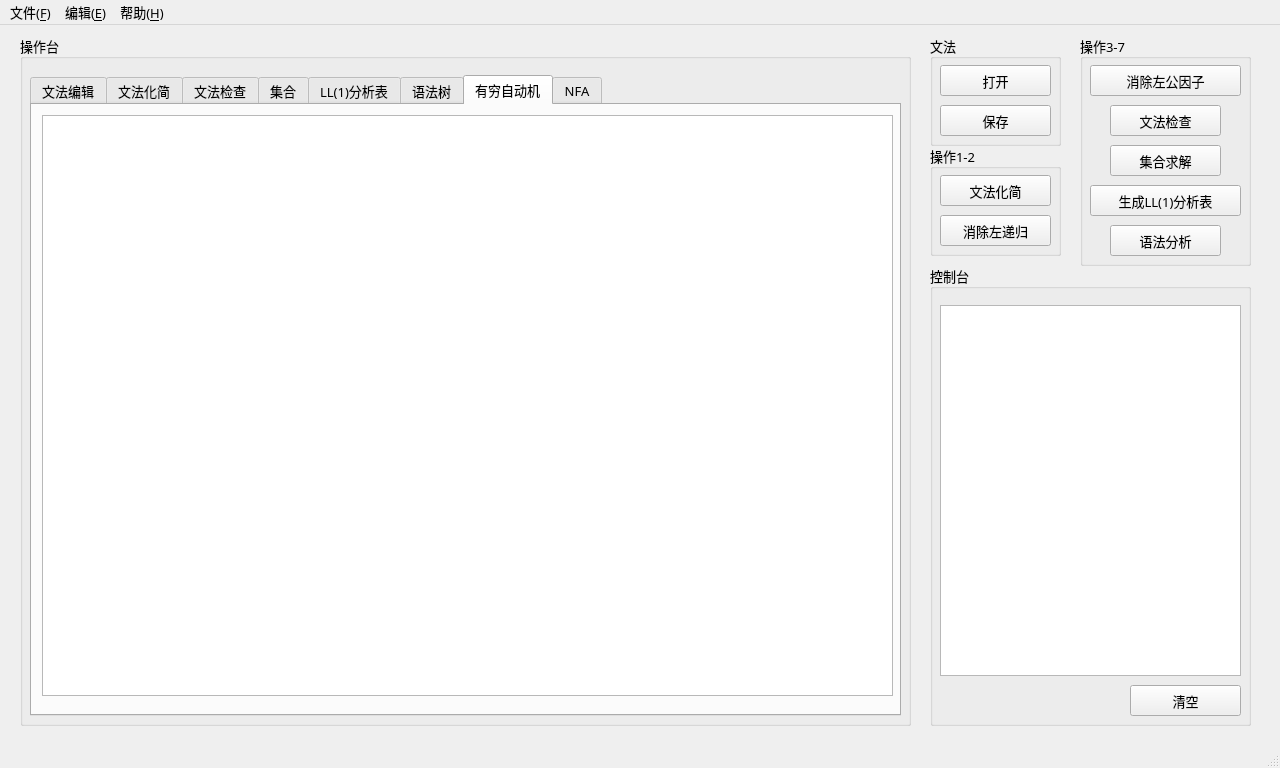
The window that BNFProcessor/mainwindow.ui (Lyuyk/Compile-Principle-Course-Labs) describes before a commit, drawn with Qt 5.
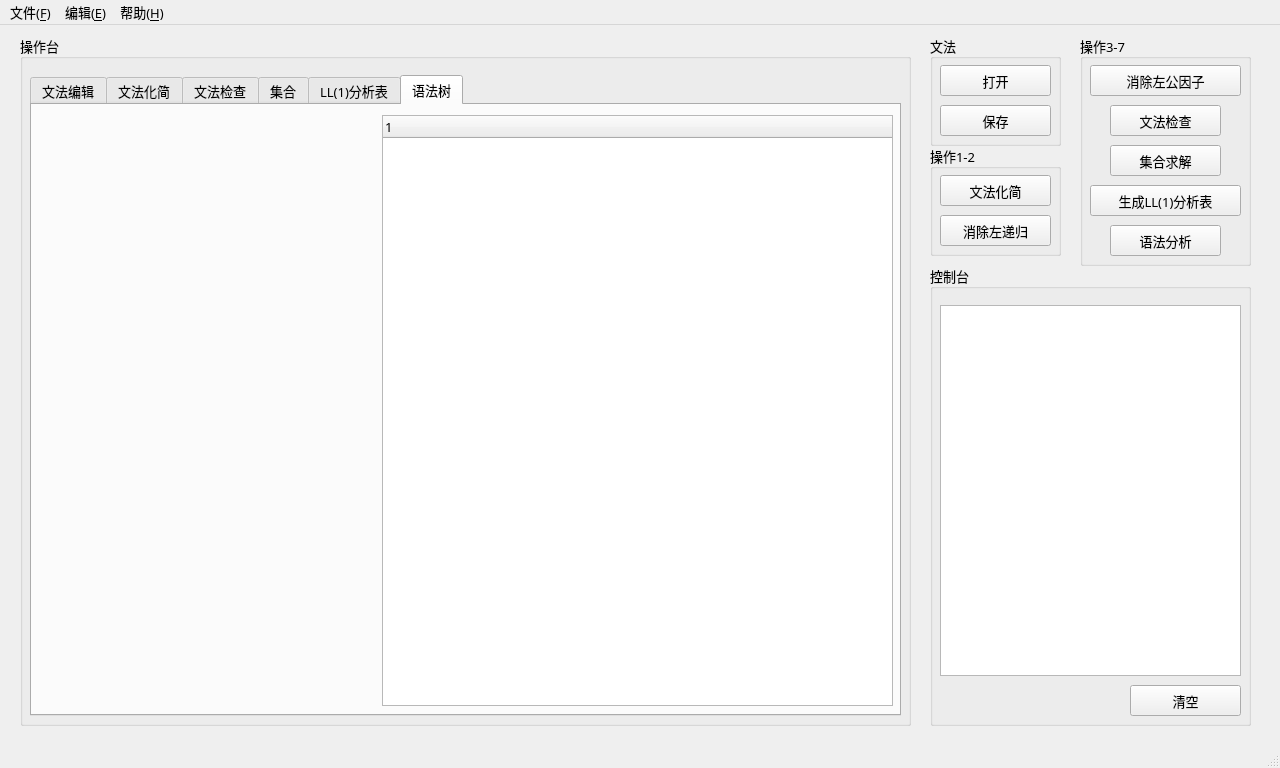
The same window after the commit. The open tabs and pages were chosen to show the change.

```diff
--- a/BNFProcessor/mainwindow.ui
+++ b/BNFProcessor/mainwindow.ui
@@ -385,44 +385,14 @@
       <widget class="QTreeWidget" name="treeWidget_CST">
        <property name="geometry">
         <rect>
-         <x>10</x>
+         <x>350</x>
          <y>10</y>
-         <width>851</width>
+         <width>511</width>
          <height>591</height>
         </rect>
        </property>
       </widget>
      </widget>
-     <widget class="QWidget" name="tab_DFA">
-      <attribute name="title">
-       <string>有穷自动机</string>
-      </attribute>
-      <widget class="QTableWidget" name="tableWidget_DFA">
-       <property name="geometry">
-        <rect>
-         <x>10</x>
-         <y>10</y>
-         <width>851</width>
-         <height>581</height>
-        </rect>
-       </property>
-      </widget>
-     </widget>
-     <widget class="QWidget" name="tab">
-      <attribute name="title">
-       <string>NFA</string>
-      </attribute>
-      <widget class="QTableWidget" name="tableWidget_NFA">
-       <property name="geometry">
-        <rect>
-         <x>10</x>
-         <y>10</y>
-         <width>851</width>
-         <height>581</height>
-        </rect>
-       </property>
-      </widget>
-     </widget>
     </widget>
    </widget>
    <widget class="QGroupBox" name="groupBox_3">
```
Left out of the diff: 2 changed lines with no effect on the pictures.
